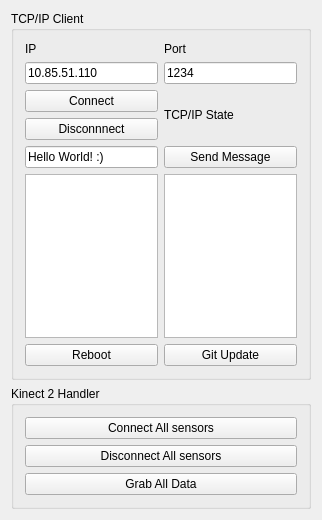
SilvioGiancola/Kinect2TCPIP, file ClientWidget.ui: the form before one commit.
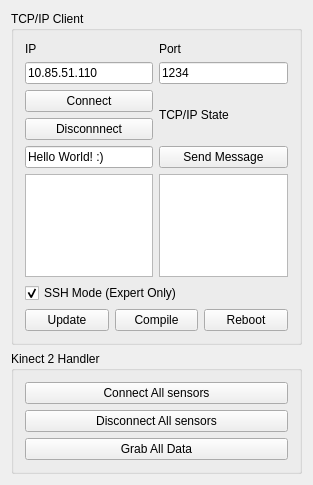
The form after the commit.

Patch:
```diff
--- a/ClientWidget.ui
+++ b/ClientWidget.ui
@@ -6,8 +6,8 @@
    <rect>
     <x>0</x>
     <y>0</y>
-    <width>322</width>
-    <height>520</height>
+    <width>313</width>
+    <height>485</height>
    </rect>
   </property>
   <property name="windowTitle">
@@ -20,86 +20,116 @@
       <string>TCP/IP Client</string>
      </property>
      <layout class="QGridLayout" name="gridLayout_2">
-      <item row="1" column="1">
+      <item row="1" column="2">
        <widget class="QLineEdit" name="lineEdit_Port">
         <property name="text">
          <string>1234</string>
         </property>
        </widget>
       </item>
-      <item row="4" column="0">
+      <item row="4" column="1">
        <widget class="QLineEdit" name="lineEdit_Message">
         <property name="text">
          <string>Hello World! :)</string>
         </property>
        </widget>
       </item>
-      <item row="2" column="0">
+      <item row="2" column="1">
        <widget class="QPushButton" name="pushButton_Connect">
         <property name="text">
          <string>Connect</string>
         </property>
        </widget>
       </item>
-      <item row="5" column="0">
+      <item row="5" column="1">
        <widget class="QPlainTextEdit" name="plainTextEdit_sent"/>
       </item>
-      <item row="3" column="0">
+      <item row="3" column="1">
        <widget class="QPushButton" name="pushButton_Disconnect">
         <property name="text">
          <string>Disconnnect</string>
         </property>
        </widget>
       </item>
-      <item row="1" column="0">
+      <item row="1" column="1">
        <widget class="QLineEdit" name="lineEdit_IP">
         <property name="text">
          <string>10.85.51.110</string>
         </property>
        </widget>
       </item>
-      <item row="4" column="1">
+      <item row="4" column="2">
        <widget class="QPushButton" name="pushButton_Send">
         <property name="text">
          <string>Send Message</string>
         </property>
        </widget>
       </item>
-      <item row="0" column="1">
+      <item row="0" column="2">
        <widget class="QLabel" name="label_2">
         <property name="text">
          <string>Port</string>
         </property>
        </widget>
       </item>
-      <item row="0" column="0">
+      <item row="0" column="1">
        <widget class="QLabel" name="label">
         <property name="text">
          <string>IP</string>
         </property>
        </widget>
       </item>
-      <item row="5" column="1">
+      <item row="5" column="2">
        <widget class="QPlainTextEdit" name="plainTextEdit_received"/>
       </item>
-      <item row="2" column="1" rowspan="2">
+      <item row="2" column="2" rowspan="2">
        <widget class="QLabel" name="label_ConnectionState">
         <property name="text">
          <string>TCP/IP State</string>
         </property>
        </widget>
       </item>
-      <item row="6" column="0">
-       <widget class="QPushButton" name="pushButton_Reboot">
-        <property name="text">
-         <string>Reboot</string>
-        </property>
-       </widget>
+      <item row="7" column="1" colspan="2">
+       <layout class="QHBoxLayout" name="horizontalLayout_2">
+        <item>
+         <widget class="QPushButton" name="pushButton_SSHUpdate">
+          <property name="enabled">
+           <bool>true</bool>
+          </property>
+          <property name="text">
+           <string>Update</string>
+          </property>
+         </widget>
+        </item>
+        <item>
+         <widget class="QPushButton" name="pushButton_SSHClientCompile">
+          <property name="enabled">
+           <bool>true</bool>
+          </property>
+          <property name="text">
+           <string>Compile</string>
+          </property>
+         </widget>
+        </item>
+        <item>
+         <widget class="QPushButton" name="pushButton_SSHReboot">
+          <property name="enabled">
+           <bool>true</bool>
+          </property>
+          <property name="text">
+           <string>Reboot</string>
+          </property>
+         </widget>
+        </item>
+       </layout>
       </item>
-      <item row="6" column="1">
-       <widget class="QPushButton" name="pushButton_GitUpdate">
+      <item row="6" column="1" colspan="2">
+       <widget class="QCheckBox" name="checkBox_ExpertMode">
         <property name="text">
-         <string>Git Update</string>
+         <string>SSH Mode (Expert Only)</string>
+        </property>
+        <property name="checked">
+         <bool>true</bool>
         </property>
        </widget>
       </item>
```
